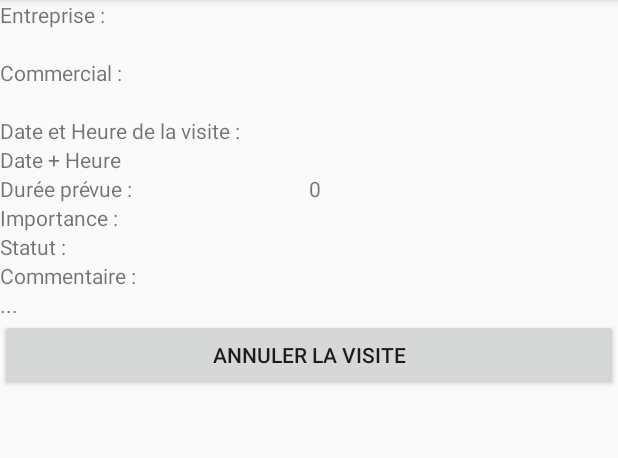
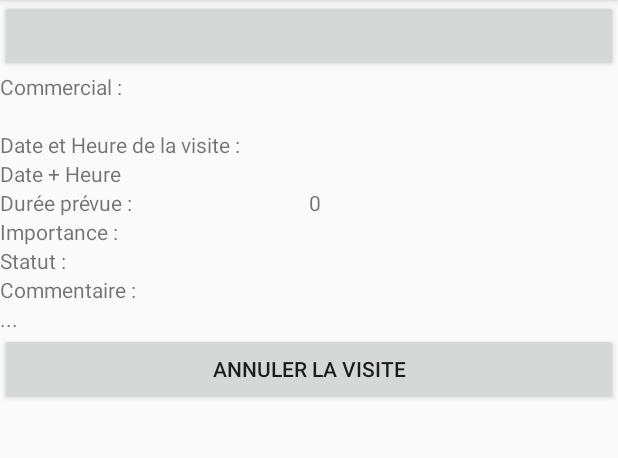
Before and after one commit to Issac411/AppBourdon, an Android app: the Entry_details screen opened directly, with no data from a screen before it, on a phone screen of 412 x 824 dp, the part 84-542 px from its top. Run offline under Robolectric (Android 15) with nearby library versions, the phone set to English and light mode, and no system bars; 10 statements that could not run were skipped.

Commit message:
Ajout button entry_details TO company_details

```diff
--- a/src/app/src/main/java/com/example/issac/myapplication/IHM/entry/Entry_details.java
+++ b/src/app/src/main/java/com/example/issac/myapplication/IHM/entry/Entry_details.java
@@ -7,7 +7,10 @@ import android.view.View;
 import android.widget.Button;
 import android.widget.TextView;
 
+import com.example.issac.myapplication.IHM.company.Company_details;
+import com.example.issac.myapplication.MODEL.Company;
 import com.example.issac.myapplication.MODEL.Entry;
+import com.example.issac.myapplication.MODEL.LightCompany;
 import com.example.issac.myapplication.MODEL.LightEntry;
 import com.example.issac.ppe2sanskt.R;
 
@@ -15,7 +18,7 @@ public class Entry_details extends AppCompatActivity {
 
     private Entry uneEntry;
 
-    private TextView txtCompany;
+    private Button btnCompany;
     private TextView txtCommercial;
     private TextView txtImportance;
     private TextView txtDateTime;
@@ -31,7 +34,7 @@ public class Entry_details extends AppCompatActivity {
         setContentView(R.layout.activity_entry_details);
         Intent intent = getIntent();
 
-        txtCompany = (TextView) findViewById(R.id.txtCompany);
+        btnCompany = (Button) findViewById(R.id.btnCompany);
         txtCommercial = (TextView) findViewById(R.id.txtCommercial);
         txtImportance = (TextView) findViewById(R.id.txtImportance);
         txtDateTime = (TextView) findViewById(R.id.txtDateTime);
@@ -44,13 +47,18 @@ public class Entry_details extends AppCompatActivity {
         LightEntry entry_imported = (LightEntry) intent.getSerializableExtra("entry_exported");
         uneEntry = new Entry(entry_imported);
 
-        txtCompany.setText(uneEntry.getCompany().getName());
+        Company uneCompany;
+        uneCompany = uneEntry.getCompany();
+
+
+        btnCompany.setText(uneCompany.getName());
         txtCommercial.setText(uneEntry.getCommercial().getName());
         txtDateTime.setText(uneEntry.getDate().toString());
         txtComment.setText(uneEntry.getComment().toString());
         txtDuration.setText(String.valueOf(uneEntry.getDuration()));
         txtImportance.setText(uneEntry.getImportance().getContent());
         txtStatus.setText(uneEntry.getStatus());
+
 
         btnAnnuler.setOnClickListener(new View.OnClickListener() {            // quand on clique sur le bouton
             public void onClick(View v) {
@@ -64,5 +72,21 @@ public class Entry_details extends AppCompatActivity {
         });
 
 
+        btnCompany.setOnClickListener(new View.OnClickListener() {            // quand on clique sur le bouton
+            public void onClick(View v) {
+                switchToCompany(uneCompany);
+            }
+        });
+
+
+    }
+
+    public void switchToCompany(Company uneCompany){
+        LightCompany company_exported;
+        company_exported = new LightCompany(uneCompany);
+        Intent intent = new Intent(getApplicationContext(), Company_details.class);          // Pour sa on la loge dans une classe légère compatible avec le
+        intent.putExtra("lightCompany_exported", company_exported);                   // "serializable"
+        startActivity(intent);
+
     }
 }
--- a/src/app/src/main/res/layout/activity_entry_details.xml
+++ b/src/app/src/main/res/layout/activity_entry_details.xml
@@ -11,17 +11,11 @@
         android:layout_height="match_parent"
         android:orientation="vertical">
 
-        <TextView
-            android:id="@+id/Entreprise"
+        <Button
+            android:id="@+id/btnCompany"
             android:layout_width="match_parent"
             android:layout_height="wrap_content"
-            android:text="Entreprise : " />
-
-        <TextView
-            android:id="@+id/txtCompany"
-            android:layout_width="match_parent"
-            android:layout_height="wrap_content"
-            android:text="Company Name" />
+            android:text="CompanyName" />
 
         <TextView
             android:id="@+id/Commercial"
```
